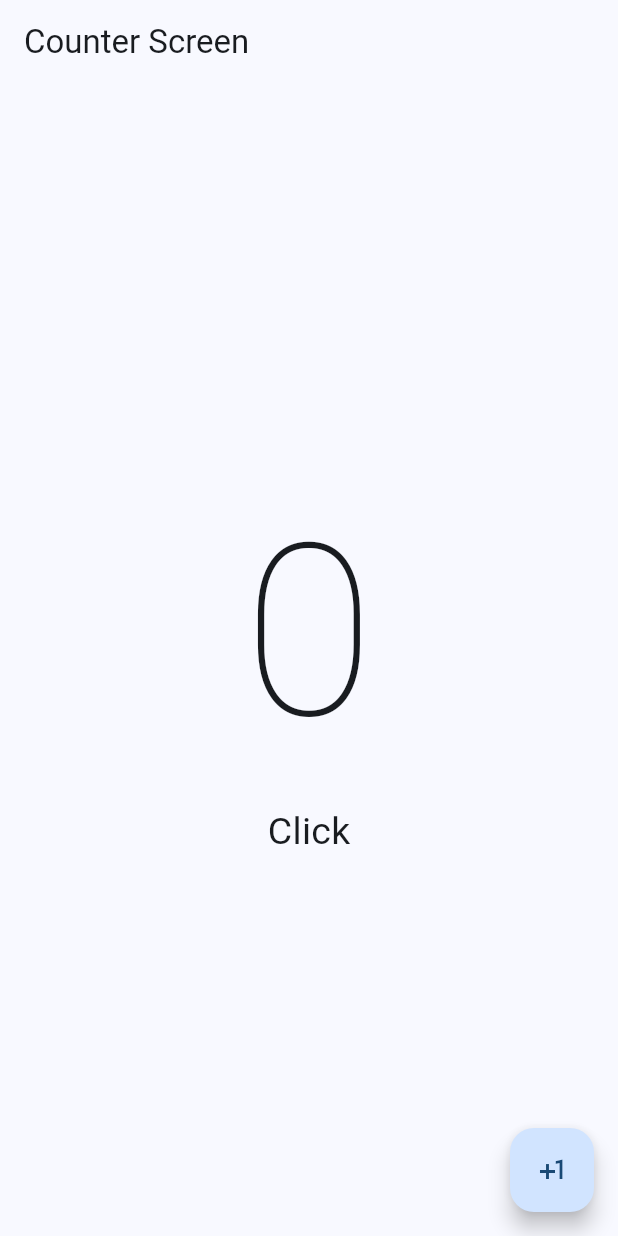
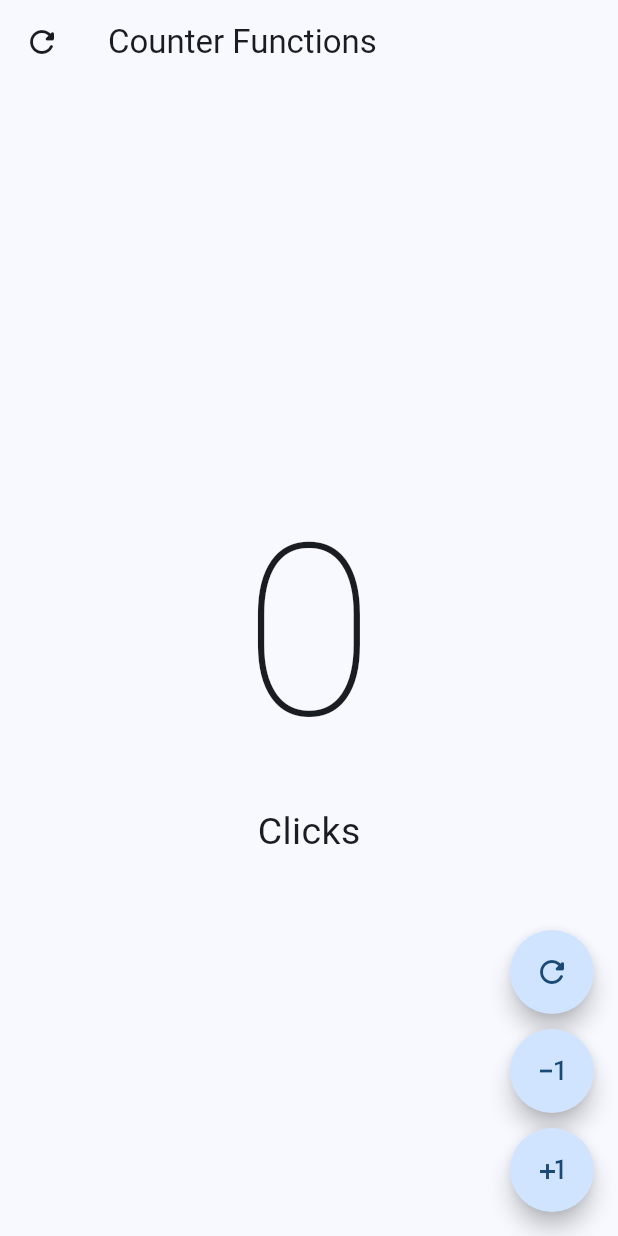
Before and after one commit to MatthieuJBM/flutterBeginning, a Flutter app: the screen it shows after launch, on a phone screen of 412 x 824 dp. Run offline on Flutter 3.47's test engine with Material 2 defaults, Android fonts, the phone set to English and light mode, and no system bars.

Commit message:
Extracting a widget and then calling the setState method using VoidCallback - function as an argument

```diff
--- a/lib/main.dart
+++ b/lib/main.dart
@@ -1,5 +1,5 @@
 import 'package:flutter/material.dart';
-import 'package:hello_world_app/presentation/screens/counter/counter_screen.dart';
+import 'package:hello_world_app/presentation/screens/counter/counter_functions_screen.dart';
 
 void main() {
   runApp(const MyApp());
@@ -16,7 +16,7 @@ class MyApp extends StatelessWidget {
         useMaterial3: true,
         colorSchemeSeed: Colors.blue
       ),
-      home: const CounterScreen()
+      home: const CounterFunctionsScreen()
     );
   }
 }
--- /dev/null
+++ b/lib/presentation/screens/counter/counter_functions_screen.dart
@@ -0,0 +1,101 @@
+import 'package:flutter/material.dart';
+
+class CounterFunctionsScreen extends StatefulWidget {
+  const CounterFunctionsScreen({super.key});
+
+  @override
+  State<CounterFunctionsScreen> createState() => _CounterFunctionsScreenState();
+}
+
+class _CounterFunctionsScreenState extends State<CounterFunctionsScreen> {
+  int clickCounter = 0;
+
+  @override
+  Widget build(BuildContext context) {
+    return Scaffold(
+      appBar: AppBar(
+        title: const Text('Counter Functions'),
+        leading: IconButton(
+          icon: Icon(Icons.refresh_rounded),
+          onPressed: () {
+            setState(() {
+              clickCounter++;
+            });
+          },
+        ),
+      ),
+      body: Center(
+        child: Column(
+          mainAxisAlignment: MainAxisAlignment.center,
+          children: [
+            Text(
+              '$clickCounter',
+              style:
+                  const TextStyle(fontSize: 160, fontWeight: FontWeight.w100),
+            ),
+            Text('Click${clickCounter == 1 ? '' : 's'}',
+                style: TextStyle(fontSize: 25)),
+            //Text('$clickCounter' == 1 ? 'Click' : 'Clicks', style: TextStyle(fontSize: 25)),
+          ],
+        ),
+      ),
+      floatingActionButton: Column(
+        mainAxisAlignment: MainAxisAlignment.end,
+        children: [
+          CustomButton(
+            icon: Icons.refresh_rounded,
+            onPressed: () {
+              setState(() {
+                clickCounter = 0;
+              });
+            },
+          ),
+          const SizedBox(
+            height: 10,
+          ),
+          CustomButton(
+            icon: Icons.exposure_minus_1_outlined,
+            onPressed: () {
+              if (clickCounter == 0) return;
+              setState(() {
+                clickCounter--;
+              });
+            },
+          ),
+          const SizedBox(
+            height: 10,
+          ),
+          CustomButton(
+            icon: Icons.plus_one,
+            onPressed: () {
+              setState(() {
+                clickCounter++;
+              });
+            },
+          ),
+        ],
+      ),
+    );
+  }
+}
+
+class CustomButton extends StatelessWidget {
+  final IconData icon;
+  final VoidCallback? onPressed;
+
+  const CustomButton({
+    super.key,
+    required this.icon,
+    this.onPressed,
+  });
+
+  @override
+  Widget build(BuildContext context) {
+    return FloatingActionButton(
+      shape: const StadiumBorder(),
+      onPressed: onPressed,
+      child: Icon(icon),
+
+    );
+  }
+}
--- a/lib/presentation/screens/counter/counter_screen.dart
+++ b/lib/presentation/screens/counter/counter_screen.dart
@@ -25,7 +25,8 @@ class _CounterScreenState extends State<CounterScreen> {
               style:
                   const TextStyle(fontSize: 160, fontWeight: FontWeight.w100),
             ),
-            const Text('Click', style: TextStyle(fontSize: 25)),
+            Text('Click${ clickCounter == 1 ? '' : 's'}', style: TextStyle(fontSize: 25)),
+            //Text('$clickCounter' == 1 ? 'Click' : 'Clicks', style: TextStyle(fontSize: 25)),
           ],
         ),
       ),
```
